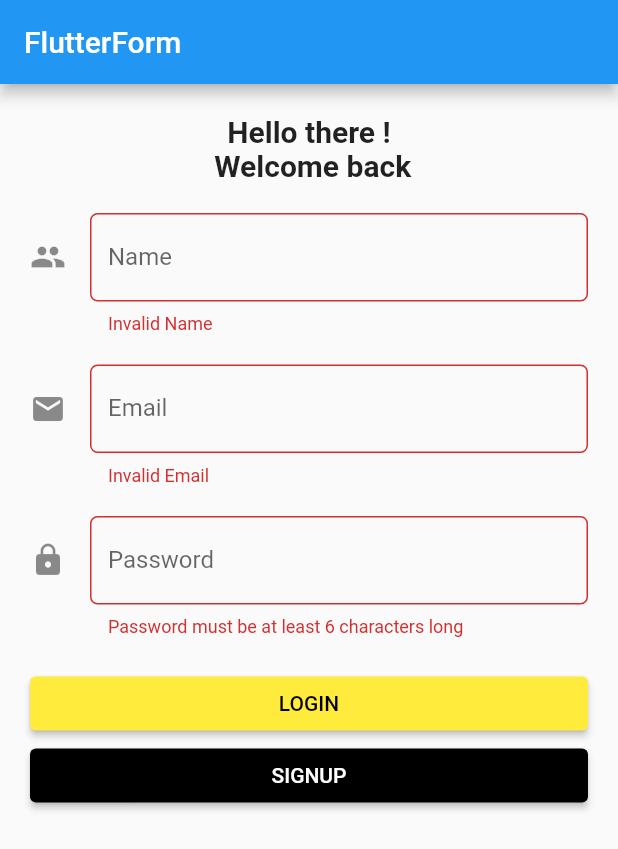
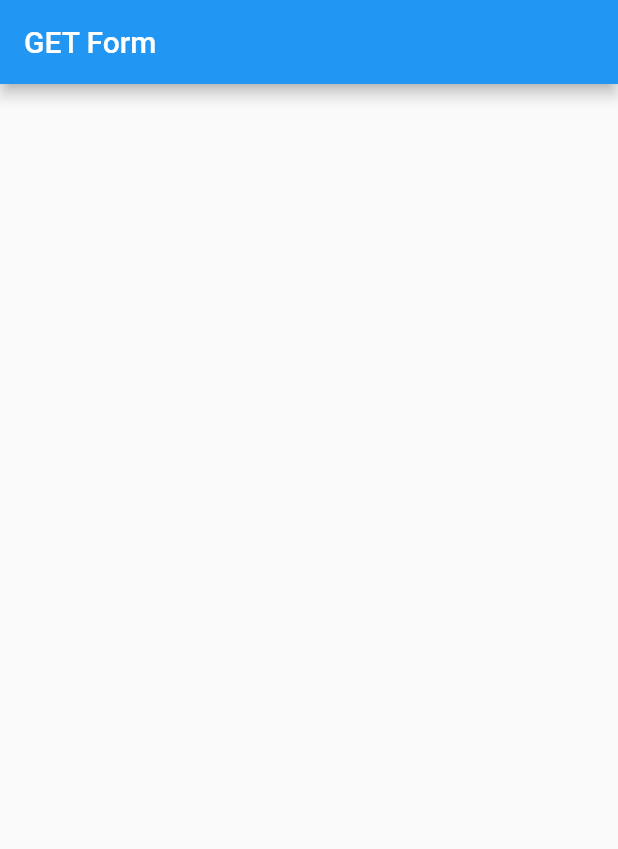
Before and after one commit to Zulfadlifauzi/flutterTrainingForm, a Flutter app: the screen it shows after launch, on a phone screen of 412 x 824 dp. Shown: the top 849 px of the screen. Run offline on Flutter 3.47's test engine with Material 2 defaults, Android fonts, the phone set to English and light mode, and no system bars.

Commit message:
create new file fetch data from api

```diff
--- a/lib/main.dart
+++ b/lib/main.dart
@@ -1,4 +1,5 @@
 import 'package:flutter/material.dart';
+import 'package:flutterform/screens/fetch_data_home.dart';
 import 'package:flutterform/screens/home_screens.dart';
 
 void main() {
@@ -25,7 +26,7 @@ class MyApp extends StatelessWidget {
         // is not restarted.
         primarySwatch: Colors.blue,
       ),
-      home:  const HomeScreen(),
+      home:  const HomePage(),
     );
   }
 }
--- /dev/null
+++ b/lib/screens/fetch_data_home.dart
@@ -0,0 +1,20 @@
+import 'package:flutter/material.dart';
+
+class HomePage extends StatefulWidget {
+  const HomePage({ Key? key }) : super(key: key);
+
+  @override
+  _HomePageState createState() => _HomePageState();
+}
+
+class _HomePageState extends State<HomePage> {
+  @override
+  Widget build(BuildContext context) {
+    return Scaffold(
+      appBar: AppBar(
+        title: Text('GET Form'),
+      ),
+
+    );
+  }
+}
--- a/lib/screens/home_screens.dart
+++ b/lib/screens/home_screens.dart
@@ -104,20 +104,20 @@ class _HomeScreenState extends State<HomeScreen> {
                     ),
                   ),
                 ),
-                ElevatedButton(
-                  style: ElevatedButton.styleFrom(primary: Colors.black),
-                  onPressed: () {
-                    print('Signing up');
-                  },
-                  child: Container(
-                    width: double.infinity,
-                    child: const Text(
-                      'SIGNUP',
-                      style: TextStyle(color: Colors.white),
-                      textAlign: TextAlign.center,
-                    ),
-                  ),
-                ),
+                // ElevatedButton(
+                //   style: ElevatedButton.styleFrom(primary: Colors.black),
+                //   onPressed: () {
+                //     print('Signing up');
+                //   },
+                //   child: Container(
+                //     width: double.infinity,
+                //     child: const Text(
+                //       'SIGNUP',
+                //       style: TextStyle(color: Colors.white),
+                //       textAlign: TextAlign.center,
+                //     ),
+                //   ),
+                // ),
               ],
             ),
           ),
```
